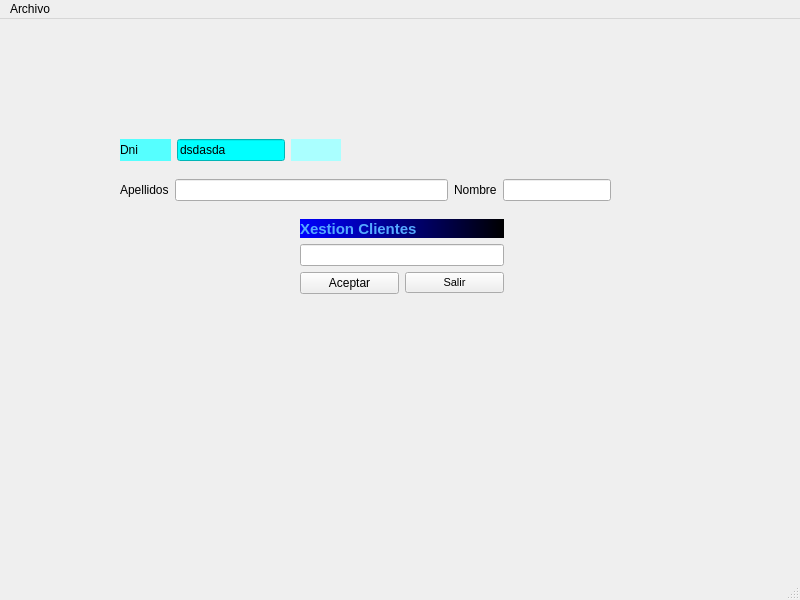
Before: the Qt Designer form window.ui in RadicalKill/fernandezserra, drawn with Qt 5.
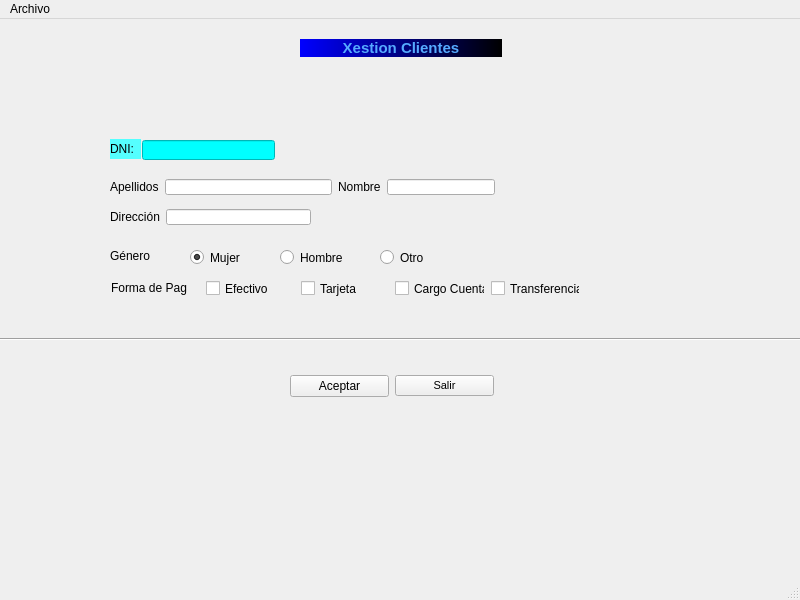
After: the same form once the commit is applied.

```diff
--- a/window.ui
+++ b/window.ui
@@ -20,21 +20,21 @@
    <widget class="QWidget" name="layoutWidget">
     <property name="geometry">
      <rect>
-      <x>300</x>
-      <y>200</y>
+      <x>290</x>
+      <y>330</y>
       <width>204</width>
       <height>75</height>
      </rect>
     </property>
     <layout class="QGridLayout" name="gridLayout">
-     <item row="2" column="0">
+     <item row="0" column="0">
       <widget class="QPushButton" name="btnAceptar">
        <property name="text">
         <string>Aceptar</string>
        </property>
       </widget>
      </item>
-     <item row="2" column="1">
+     <item row="0" column="1">
       <widget class="QPushButton" name="btnSalir">
        <property name="font">
         <font>
@@ -46,38 +46,15 @@
        </property>
       </widget>
      </item>
-     <item row="1" column="0" colspan="2">
-      <widget class="QLineEdit" name="txtDatos"/>
-     </item>
-     <item row="0" column="0" colspan="2">
-      <widget class="QLabel" name="lblClientes">
-       <property name="font">
-        <font>
-         <pointsize>11</pointsize>
-         <weight>75</weight>
-         <bold>true</bold>
-        </font>
-       </property>
-       <property name="styleSheet">
-        <string notr="true">
-background-color: qlineargradient(spread:pad, x1:0, y1:0, x2:1, y2:0, stop:0 blue, stop:1 black);
-color: rgb(85, 170, 255);
-</string>
-       </property>
-       <property name="text">
-        <string>Xestion Clientes</string>
-       </property>
-      </widget>
-     </item>
     </layout>
    </widget>
-   <widget class="QWidget" name="">
+   <widget class="QWidget" name="layoutWidget">
     <property name="geometry">
      <rect>
-      <x>120</x>
+      <x>110</x>
       <y>160</y>
-      <width>491</width>
-      <height>22</height>
+      <width>385</width>
+      <height>16</height>
      </rect>
     </property>
     <layout class="QHBoxLayout" name="horizontalLayout">
@@ -89,7 +66,11 @@
       </widget>
      </item>
      <item>
-      <widget class="QLineEdit" name="txtApel"/>
+      <widget class="QLineEdit" name="txtApel">
+       <property name="text">
+        <string/>
+       </property>
+      </widget>
      </item>
      <item>
       <widget class="QLabel" name="lblNombre">
@@ -110,70 +91,281 @@
      </item>
     </layout>
    </widget>
-   <widget class="QWidget" name="">
+   <widget class="QLabel" name="lblClientes">
     <property name="geometry">
      <rect>
-      <x>120</x>
+      <x>300</x>
+      <y>20</y>
+      <width>202</width>
+      <height>18</height>
+     </rect>
+    </property>
+    <property name="font">
+     <font>
+      <pointsize>11</pointsize>
+      <weight>75</weight>
+      <bold>true</bold>
+     </font>
+    </property>
+    <property name="styleSheet">
+     <string notr="true">
+background-color: qlineargradient(spread:pad, x1:0, y1:0, x2:1, y2:0, stop:0 blue, stop:1 black);
+color: rgb(85, 170, 255);
+</string>
+    </property>
+    <property name="text">
+     <string>Xestion Clientes</string>
+    </property>
+    <property name="alignment">
+     <set>Qt::AlignCenter</set>
+    </property>
+   </widget>
+   <widget class="QRadioButton" name="rbtFem">
+    <property name="geometry">
+     <rect>
+      <x>190</x>
+      <y>230</y>
+      <width>82</width>
+      <height>17</height>
+     </rect>
+    </property>
+    <property name="text">
+     <string>Mujer</string>
+    </property>
+    <property name="checked">
+     <bool>true</bool>
+    </property>
+    <attribute name="buttonGroup">
+     <string notr="true">rbtGroupGen</string>
+    </attribute>
+   </widget>
+   <widget class="QRadioButton" name="rbtHom">
+    <property name="geometry">
+     <rect>
+      <x>280</x>
+      <y>230</y>
+      <width>82</width>
+      <height>17</height>
+     </rect>
+    </property>
+    <property name="text">
+     <string>Hombre</string>
+    </property>
+    <attribute name="buttonGroup">
+     <string notr="true">rbtGroupGen</string>
+    </attribute>
+   </widget>
+   <widget class="QRadioButton" name="rbtOtro">
+    <property name="geometry">
+     <rect>
+      <x>380</x>
+      <y>230</y>
+      <width>82</width>
+      <height>17</height>
+     </rect>
+    </property>
+    <property name="text">
+     <string>Otro</string>
+    </property>
+    <attribute name="buttonGroup">
+     <string notr="true">rbtGroupGen</string>
+    </attribute>
+   </widget>
+   <widget class="QLabel" name="lblGen">
+    <property name="geometry">
+     <rect>
+      <x>110</x>
+      <y>230</y>
+      <width>47</width>
+      <height>13</height>
+     </rect>
+    </property>
+    <property name="text">
+     <string>Género</string>
+    </property>
+   </widget>
+   <widget class="Line" name="line">
+    <property name="geometry">
+     <rect>
+      <x>-23</x>
+      <y>310</y>
+      <width>851</width>
+      <height>20</height>
+     </rect>
+    </property>
+    <property name="orientation">
+     <enum>Qt::Horizontal</enum>
+    </property>
+   </widget>
+   <widget class="QCheckBox" name="PagoEfectivo">
+    <property name="geometry">
+     <rect>
+      <x>206</x>
+      <y>261</y>
+      <width>62</width>
+      <height>17</height>
+     </rect>
+    </property>
+    <property name="text">
+     <string>Efectivo</string>
+    </property>
+    <attribute name="buttonGroup">
+     <string notr="true">rbtGroupPago</string>
+    </attribute>
+   </widget>
+   <widget class="QLabel" name="lblPago">
+    <property name="geometry">
+     <rect>
+      <x>111</x>
+      <y>261</y>
+      <width>76</width>
+      <height>16</height>
+     </rect>
+    </property>
+    <property name="text">
+     <string>Forma de Pago:</string>
+    </property>
+   </widget>
+   <widget class="QCheckBox" name="PagoTarjeta">
+    <property name="geometry">
+     <rect>
+      <x>301</x>
+      <y>261</y>
+      <width>58</width>
+      <height>17</height>
+     </rect>
+    </property>
+    <property name="text">
+     <string>Tarjeta</string>
+    </property>
+    <attribute name="buttonGroup">
+     <string notr="true">rbtGroupPago</string>
+    </attribute>
+   </widget>
+   <widget class="QCheckBox" name="PagoCuenta">
+    <property name="geometry">
+     <rect>
+      <x>395</x>
+      <y>261</y>
+      <width>90</width>
+      <height>17</height>
+     </rect>
+    </property>
+    <property name="text">
+     <string>Cargo Cuenta</string>
+    </property>
+    <attribute name="buttonGroup">
+     <string notr="true">rbtGroupPago</string>
+    </attribute>
+   </widget>
+   <widget class="QCheckBox" name="PagoTransfer">
+    <property name="geometry">
+     <rect>
+      <x>491</x>
+      <y>261</y>
+      <width>89</width>
+      <height>17</height>
+     </rect>
+    </property>
+    <property name="text">
+     <string>Transferencia</string>
+    </property>
+    <attribute name="buttonGroup">
+     <string notr="true">rbtGroupPago</string>
+    </attribute>
+   </widget>
+   <widget class="QLineEdit" name="txtDNI">
+    <property name="geometry">
+     <rect>
+      <x>142</x>
+      <y>121</y>
+      <width>133</width>
+      <height>20</height>
+     </rect>
+    </property>
+    <property name="styleSheet">
+     <string notr="true">background-color: rgb(0, 255, 255);</string>
+    </property>
+    <property name="text">
+     <string/>
+    </property>
+   </widget>
+   <widget class="QLabel" name="DNI">
+    <property name="enabled">
+     <bool>true</bool>
+    </property>
+    <property name="geometry">
+     <rect>
+      <x>110</x>
       <y>120</y>
-      <width>221</width>
-      <height>22</height>
+      <width>31</width>
+      <height>20</height>
      </rect>
     </property>
-    <layout class="QHBoxLayout" name="horizontalLayout_2">
-     <item>
-      <widget class="QLabel" name="DNI">
-       <property name="enabled">
-        <bool>true</bool>
-       </property>
-       <property name="sizePolicy">
-        <sizepolicy hsizetype="Expanding" vsizetype="Preferred">
-         <horstretch>0</horstretch>
-         <verstretch>0</verstretch>
-        </sizepolicy>
-       </property>
-       <property name="styleSheet">
-        <string notr="true">
+    <property name="sizePolicy">
+     <sizepolicy hsizetype="Expanding" vsizetype="Preferred">
+      <horstretch>0</horstretch>
+      <verstretch>0</verstretch>
+     </sizepolicy>
+    </property>
+    <property name="styleSheet">
+     <string notr="true">
 background-color: rgb(85, 255, 255);</string>
-       </property>
-       <property name="text">
-        <string>Dni</string>
-       </property>
-       <property name="alignment">
-        <set>Qt::AlignLeading|Qt::AlignLeft|Qt::AlignVCenter</set>
-       </property>
-      </widget>
-     </item>
+    </property>
+    <property name="text">
+     <string>DNI:</string>
+    </property>
+    <property name="alignment">
+     <set>Qt::AlignLeading|Qt::AlignLeft|Qt::AlignVCenter</set>
+    </property>
+   </widget>
+   <widget class="QLabel" name="ValidarDNI">
+    <property name="geometry">
+     <rect>
+      <x>281</x>
+      <y>121</y>
+      <width>141</width>
+      <height>21</height>
+     </rect>
+    </property>
+    <property name="sizePolicy">
+     <sizepolicy hsizetype="Expanding" vsizetype="Preferred">
+      <horstretch>0</horstretch>
+      <verstretch>0</verstretch>
+     </sizepolicy>
+    </property>
+    <property name="acceptDrops">
+     <bool>false</bool>
+    </property>
+    <property name="autoFillBackground">
+     <bool>false</bool>
+    </property>
+    <property name="styleSheet">
+     <string notr="true"/>
+    </property>
+    <property name="text">
+     <string/>
+    </property>
+   </widget>
+   <widget class="QWidget" name="">
+    <property name="geometry">
+     <rect>
+      <x>110</x>
+      <y>190</y>
+      <width>201</width>
+      <height>16</height>
+     </rect>
+    </property>
+    <layout class="QHBoxLayout" name="horizontalLayout_2">
      <item>
-      <widget class="QLineEdit" name="txtDNI">
-       <property name="styleSheet">
-        <string notr="true">background-color: rgb(0, 255, 255);</string>
-       </property>
+      <widget class="QLabel" name="lblDir">
        <property name="text">
-        <string>dsdasda</string>
+        <string>Dirección</string>
        </property>
       </widget>
      </item>
      <item>
-      <widget class="QLabel" name="ValidarDNI">
-       <property name="sizePolicy">
-        <sizepolicy hsizetype="Expanding" vsizetype="Preferred">
-         <horstretch>0</horstretch>
-         <verstretch>0</verstretch>
-        </sizepolicy>
-       </property>
-       <property name="acceptDrops">
-        <bool>false</bool>
-       </property>
-       <property name="autoFillBackground">
-        <bool>false</bool>
-       </property>
-       <property name="styleSheet">
-        <string notr="true">background-color: rgb(170, 255, 255);</string>
-       </property>
-       <property name="text">
-        <string/>
-       </property>
-      </widget>
+      <widget class="QLineEdit" name="txtDir"/>
      </item>
     </layout>
    </widget>
```
Left out of the diff: 4 changed lines with no effect on the pictures.
